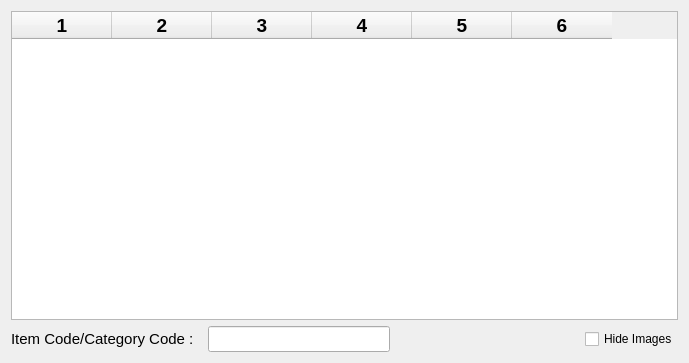
Above: estorecpp/addbillitem.ui from Watti/estorecpp before the change. Below: the same form after it.
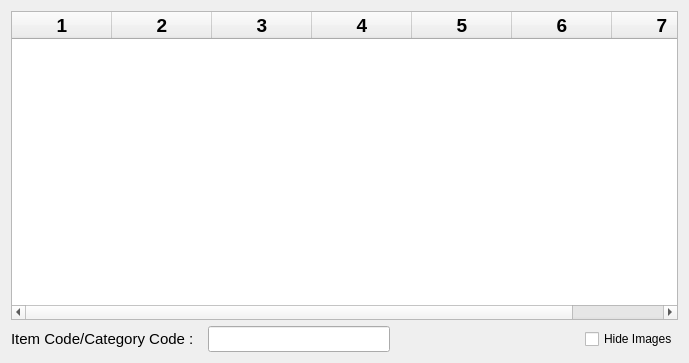
That is the form after the change.

Commit message: stock will also be visible at the add bill item time

What changed in the file:
```diff
--- a/estorecpp/addbillitem.ui
+++ b/estorecpp/addbillitem.ui
@@ -24,7 +24,7 @@
       </font>
      </property>
      <property name="columnCount">
-      <number>6</number>
+      <number>7</number>
      </property>
      <column/>
      <column/>
@@ -32,6 +32,7 @@
      <column/>
      <column/>
      <column/>
+     <column/>
     </widget>
    </item>
    <item>
```
The commit also changes 1 other file.
